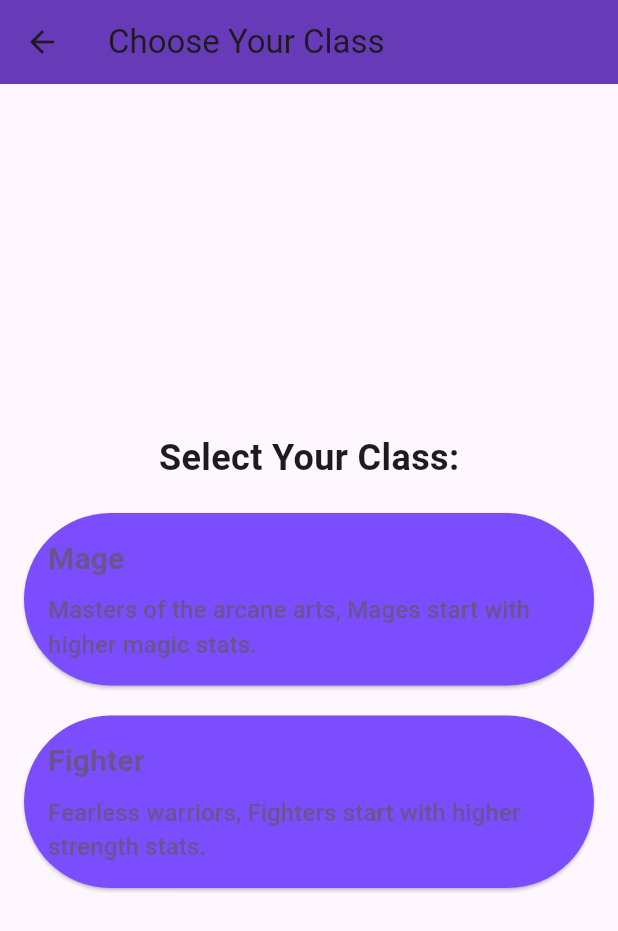
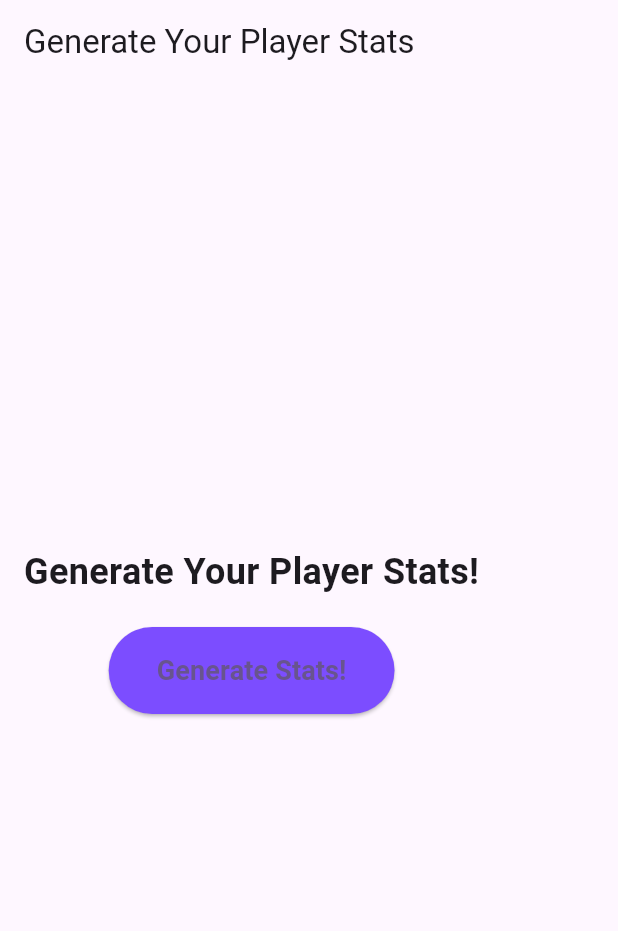
Before and after one commit to Sanins/flutter-training, a Flutter app: the MyHomePage screen opened directly, after a tap on "Go to Battle", on a phone screen of 412 x 824 dp. Shown: the top 931 px of the screen. Run offline on Flutter 3.47's test engine with Material 3 defaults, Android fonts, the phone set to English and light mode, and no system bars; our stand-ins replace shared_preferences; missing offline and left inert: amplify_api, amplify_auth_cognito, amplify_core, amplify_datastore, amplify_flutter; accounts and stored records are empty.

Commit message:
add logic for adding and using spells attacks etc.

```diff
--- a/lib/features/battle/screens/celebration.screen.dart
+++ b/lib/features/battle/screens/celebration.screen.dart
@@ -29,19 +29,16 @@ class CelebrationScreen extends StatelessWidget {
     Navigator.popUntil(context, (route) => route.isFirst);
   }
 
-  // Function to randomly select a potion
   String _getRandomPotion() {
     List<String> potions = [
       'Small Health Potion',
       'Small Mana Potion',
       'Small Action Potion',
     ];
-    // Randomly pick an item from the list
     final random = Random();
     return potions[random.nextInt(potions.length)];
   }
 
-  // Function to show a popup dialog with a random potion
   void _showRandomPotion(BuildContext context) {
     String randomPotion = _getRandomPotion();
     showDialog(
@@ -53,7 +50,7 @@ class CelebrationScreen extends StatelessWidget {
           actions: <Widget>[
             TextButton(
               onPressed: () {
-                Navigator.of(context).pop(); // Close the dialog
+                Navigator.of(context).pop();
               },
               child: const Text('OK'),
             ),
@@ -65,13 +62,14 @@ class CelebrationScreen extends StatelessWidget {
 
   @override
   Widget build(BuildContext context) {
-    // Show random potion after a slight delay when the screen loads
     Future.delayed(const Duration(milliseconds: 500), () {
       _showRandomPotion(context);
     });
 
     return Scaffold(
-      appBar: AppBar(title: const Text("Choose Your Reward")),
+      appBar: AppBar(
+          title: const Text("Choose Your Reward"),
+          automaticallyImplyLeading: false),
       body: Column(
         children: [
           Expanded(
--- a/lib/features/battle/screens/character_class_screen.dart
+++ /dev/null
@@ -1,107 +0,0 @@
-import 'package:flutter/material.dart';
-import '../../../models/player.dart';
-import './choose_ability_screen.dart';
-
-class ChooseClassScreen extends StatelessWidget {
-  const ChooseClassScreen({
-    super.key,
-    required this.player,
-  });
-  final Player player;
-
-  @override
-  Widget build(BuildContext context) {
-    return Scaffold(
-      appBar: AppBar(
-        title: const Text('Choose Your Class'),
-        backgroundColor: Colors.deepPurple,
-      ),
-      body: Padding(
-        padding: const EdgeInsets.all(16.0),
-        child: Column(
-          mainAxisAlignment: MainAxisAlignment.center,
-          children: [
-            const Text(
-              'Select Your Class:',
-              style: TextStyle(fontSize: 24, fontWeight: FontWeight.bold),
-            ),
-            const SizedBox(height: 20),
-            ClassButton(
-              className: 'Mage',
-              description:
-                  'Masters of the arcane arts, Mages start with higher magic stats.',
-              onPressed: () {
-                Navigator.push(
-                  context,
-                  MaterialPageRoute(
-                    builder: (context) => ChooseAbilityScreen(
-                      abilityChoices: abilities,
-                      player: player,
-                      battleNumber: 1,
-                    ),
-                  ),
-                );
-              },
-            ),
-            const SizedBox(height: 20),
-            ClassButton(
-              className: 'Fighter',
-              description:
-                  'Fearless warriors, Fighters start with higher strength stats.',
-              onPressed: () {
-                Navigator.push(
-                  context,
-                  MaterialPageRoute(
-                    builder: (context) => ChooseAbilityScreen(
-                      abilityChoices: abilities,
-                      player: player,
-                      battleNumber: 1,
-                    ),
-                  ),
-                );
-              },
-            ),
-          ],
-        ),
-      ),
-    );
-  }
-}
-
-class ClassButton extends StatelessWidget {
-  final String className;
-  final String description;
-  final VoidCallback onPressed;
-
-  const ClassButton({
-    super.key,
-    required this.className,
-    required this.description,
-    required this.onPressed,
-  });
-
-  @override
-  Widget build(BuildContext context) {
-    return ElevatedButton(
-      onPressed: onPressed,
-      style: ElevatedButton.styleFrom(
-        padding: const EdgeInsets.all(16),
-        backgroundColor: Colors.deepPurpleAccent,
-      ),
-      child: Column(
-        crossAxisAlignment: CrossAxisAlignment.start,
-        children: [
-          Text(
-            className,
-            style: const TextStyle(fontSize: 20, fontWeight: FontWeight.bold),
-          ),
-          const SizedBox(height: 8),
-          Text(
-            description,
-            style: const TextStyle(fontSize: 16),
-          ),
-        ],
-      ),
-    );
-  }
-}
--- a/lib/features/battle/screens/choose_ability_screen.dart
+++ b/lib/features/battle/screens/choose_ability_screen.dart
@@ -1,41 +1,14 @@
 import 'package:flutter/material.dart';
 import 'battle_screen.dart';
-import '../../../models/ability.dart';
 import '../../../models/player.dart';
-
-// Example abilities
-final abilities = [
-  Ability(
-    name: "Flaming Sword",
-    description: "Your attacks deal +25% fire damage.",
-    type: "Offensive",
-    rarity: 2,
-    applyEffect: (player) => player.attackPower *= 1.25,
-  ),
-  Ability(
-    name: "Shield of Aegis",
-    description: "Reduce damage taken by 15%.",
-    type: "Defensive",
-    rarity: 1,
-    applyEffect: (player) => player.damageReduction += 0.15,
-  ),
-  Ability(
-    name: "Lucky Charm",
-    description: "Increase critical hit chance by 10%.",
-    type: "Utility",
-    rarity: 2,
-    applyEffect: (player) => player.critChance += 0.1,
-  ),
-];
+import '../data/magic_abilities.dart';
 
 class ChooseAbilityScreen extends StatelessWidget {
-  final List<Ability> abilityChoices;
   final Player player;
   final int battleNumber;
 
   const ChooseAbilityScreen({
     super.key,
-    required this.abilityChoices,
     required this.player,
     required this.battleNumber,
   });
@@ -43,25 +16,27 @@ class ChooseAbilityScreen extends StatelessWidget {
   @override
   Widget build(BuildContext context) {
     return Scaffold(
-      appBar: AppBar(title: const Text("Choose Your Reward")),
+      appBar: AppBar(
+          title: const Text("Choose your starting abilities"),
+          automaticallyImplyLeading: false),
       body: ListView.builder(
-        itemCount: abilityChoices.length,
+        itemCount: abilitiesWithStats.length,
         itemBuilder: (context, index) {
-          final ability = abilityChoices[index];
+          final ability = abilitiesWithStats[index];
           return Card(
             child: ListTile(
               title: Text(ability.name),
               subtitle: Text(ability.description),
               trailing: Text(ability.type),
               onTap: () {
-                ability.applyEffect(player);
+                player.applyAbility(ability);
                 Navigator.pushReplacement(
                   context,
                   MaterialPageRoute(
                     builder: (context) =>
                         BattlePage(player: player, battleNumber: 1),
                   ),
-                ); // Navigate to BattleScreen
+                );
               },
             ),
           );
--- /dev/null
+++ b/lib/features/battle/screens/generate_player_screen.dart
@@ -0,0 +1,120 @@
+import 'package:flutter/material.dart';
+import '../../../models/player.dart';
+import './choose_ability_screen.dart';
+
+class GeneratePlayerScreen extends StatefulWidget {
+  const GeneratePlayerScreen({
+    super.key,
+    required this.player,
+  });
+
+  final Player player;
+
+  @override
+  _GeneratePlayerScreenState createState() => _GeneratePlayerScreenState();
+}
+
+class _GeneratePlayerScreenState extends State<GeneratePlayerScreen> {
+  bool statsGenerated = false;
+
+  void generateStats() {
+    setState(() {
+      widget.player.generateStats(bst: 300);
+      statsGenerated = true;
+    });
+  }
+
+  @override
+  Widget build(BuildContext context) {
+    return Scaffold(
+      appBar: AppBar(
+        title: const Text('Generate Your Player Stats'),
+        automaticallyImplyLeading: false,
+      ),
+      body: Padding(
+        padding: const EdgeInsets.all(16.0),
+        child: Column(
+          mainAxisAlignment: MainAxisAlignment.center,
+          children: [
+            if (!statsGenerated) ...[
+              const Text(
+                'Generate Your Player Stats!',
+                style: TextStyle(fontSize: 24, fontWeight: FontWeight.bold),
+                textAlign: TextAlign.center,
+              ),
+              const SizedBox(height: 20),
+              ElevatedButton(
+                onPressed: generateStats,
+                style: ElevatedButton.styleFrom(
+                  padding:
+                      const EdgeInsets.symmetric(vertical: 16, horizontal: 32),
+                  backgroundColor: Colors.deepPurpleAccent,
+                ),
+                child: const Text(
+                  'Generate Stats!',
+                  style: TextStyle(fontSize: 18, fontWeight: FontWeight.bold),
+                ),
+              ),
+            ],
+            const SizedBox(height: 40),
+            if (statsGenerated) ...[
+              const Text(
+                'Your Player Stats:',
+                style: TextStyle(fontSize: 20, fontWeight: FontWeight.bold),
+              ),
+              const SizedBox(height: 10),
+              _buildStatsDisplay(),
+              const SizedBox(height: 20),
+              ElevatedButton(
+                onPressed: () {
+                  Navigator.push(
+                    context,
+                    MaterialPageRoute(
+                      builder: (context) => ChooseAbilityScreen(
+                        player: widget.player,
+                        battleNumber: 1,
+                      ),
+                    ),
+                  );
+                },
+                style: ElevatedButton.styleFrom(
+                  padding:
+                      const EdgeInsets.symmetric(vertical: 16, horizontal: 32),
+                  backgroundColor: Colors.green,
+                ),
+                child: const Text(
+                  'Choose Starting Abilities',
+                  style: TextStyle(fontSize: 18, fontWeight: FontWeight.bold),
+                ),
+              ),
+            ],
+          ],
+        ),
+      ),
+    );
+  }
+
+  Widget _buildStatsDisplay() {
+    return Column(
+      crossAxisAlignment: CrossAxisAlignment.start,
+      children: [
+        _buildStatRow('Attack Power', widget.player.attackPower),
+        _buildStatRow('Defense', widget.player.defence),
+        _buildStatRow('Magic Defense', widget.player.magicDefence),
+        _buildStatRow('Speed', widget.player.speed),
+        _buildStatRow('Health', widget.player.health),
+        _buildStatRow('Critical Chance', widget.player.critChance * 100),
+      ],
+    );
+  }
+
+  Widget _buildStatRow(String statName, double statValue) {
+    return Padding(
+      padding: const EdgeInsets.symmetric(vertical: 4.0),
+      child: Text(
+        '$statName: ${statValue.toStringAsFixed(2)}',
+        style: const TextStyle(fontSize: 16),
+      ),
+    );
+  }
+}
--- a/lib/features/battle/screens/home_screen.dart
+++ b/lib/features/battle/screens/home_screen.dart
@@ -5,7 +5,7 @@ import 'package:amplify_api/amplify_api.dart';
 import '../../../models/User.dart';
 import '../../../models/player.dart';
 import '../../../models/item.dart';
-import './character_class_screen.dart';
+import 'generate_player_screen.dart';
 import './username_setup_screen.dart';
 import '../widgets/header.dart';
 
@@ -121,7 +121,7 @@ class _MyHomePageState extends State<MyHomePage> {
     Navigator.push(
       context,
       MaterialPageRoute(
-          builder: (context) => ChooseClassScreen(
+          builder: (context) => GeneratePlayerScreen(
                 player: player,
               )),
     );
--- a/lib/features/battle/utils/enemy_factory.dart
+++ b/lib/features/battle/utils/enemy_factory.dart
@@ -3,6 +3,9 @@ import '../../../models/enemy.dart';
 Enemy generateEnemy(int battleNumber) {
   return Enemy(
     name: 'Enemy #$battleNumber',
+    evasionRate: 0,
+    defence: 0,
+    magicDefence: 0,
     health: 100.0 + (battleNumber * 10),
     maxHealth: 100.0 + (battleNumber * 10),
     meleeDamage: 10.0 + (battleNumber * 2),
--- a/lib/features/battle/widgets/stats_drawer.dart
+++ b/lib/features/battle/widgets/stats_drawer.dart
@@ -14,24 +14,28 @@ class StatsDrawer extends StatelessWidget {
   Widget build(BuildContext context) {
     return Drawer(
       child: Padding(
-        padding: const EdgeInsets.all(16.0),
-        child: Column(
-          crossAxisAlignment: CrossAxisAlignment.start,
-          children: [
-            const Text(
-              'Stats',
-              style: TextStyle(fontSize: 30, fontWeight: FontWeight.bold),
-            ),
-            const SizedBox(height: 20),
-            Text('Health: $health HP'), // Display health here
-            const SizedBox(height: 20),
-            Text('Attack Power: ${player.attackPower.toStringAsFixed(2)}'),
-            Text('Crit Chance: ${player.critChance * 100}%'),
-            const SizedBox(height: 20),
-            // Add other stats as needed
-          ],
-        ),
-      ),
+          padding: const EdgeInsets.all(16.0),
+          child: Column(
+            crossAxisAlignment: CrossAxisAlignment.start,
+            children: [
+              _buildStatRow('Attack Power', player.attackPower),
+              _buildStatRow('Defense', player.defence),
+              _buildStatRow('Magic Defense', player.magicDefence),
+              _buildStatRow('Speed', player.speed),
+              _buildStatRow('Health', player.health),
+              _buildStatRow('Critical Chance', player.critChance * 100),
+            ],
+          )),
     );
   }
 }
+
+Widget _buildStatRow(String statName, double statValue) {
+  return Padding(
+    padding: const EdgeInsets.symmetric(vertical: 4.0),
+    child: Text(
+      '$statName: ${statValue.toStringAsFixed(2)}',
+      style: const TextStyle(fontSize: 16),
+    ),
+  );
+}
--- a/lib/models/ability.dart
+++ b/lib/models/ability.dart
@@ -1,18 +1,19 @@
-import 'player.dart';
-
 class Ability {
   final String name;
   final String description;
-  final String type; // 'Offensive', 'Defensive', 'Utility', 'Passive'
+  final bool utility;
+  final String type; // 'Offensive', 'Defensive', 'Utility', 'Magic', 'Passive'
   final int rarity; // 1 = Common, 2 = Rare, 3 = Epic
-  final Function(Player)
-      applyEffect; // A function to apply the effect in the game
+  final double? damage; // Optional for abilities with damage
+  final double? accuracy; // Optional for abilities with accuracy
 
   Ability({
     required this.name,
     required this.description,
     required this.type,
+    required this.utility,
     required this.rarity,
-    required this.applyEffect,
+    this.damage,
+    this.accuracy,
   });
 }
--- a/lib/models/enemy.dart
+++ b/lib/models/enemy.dart
@@ -3,12 +3,18 @@ class Enemy {
   double health;
   double maxHealth;
   double meleeDamage;
+  double evasionRate;
+  double defence;
+  double magicDefence;
 
   Enemy({
     required this.name,
     required this.health,
     required this.maxHealth,
     required this.meleeDamage,
+    required this.evasionRate,
+    required this.defence,
+    required this.magicDefence,
   });
 
   // Method to take damage
--- a/lib/models/player.dart
+++ b/lib/models/player.dart
@@ -1,18 +1,26 @@
+import 'dart:math';
+
 import 'ability.dart';
 
 class Player {
   String username = ''; // Store username here
   double attackPower = 10.0;
   double damageReduction = 0.0;
+  double defence = 0.0;
+  double magicDefence = 0.0;
+  double speed = 0.0;
   double critChance = 0.05; // 5% base critical hit chance
   double health = 100.0; // Initial health value
   double maxHealth = 100.0; // Maximum health value
+  List<Ability> abilities = [];
 
-  // Constructor for custom initialization
   Player({
     String? username,
     double? attackPower,
     double? damageReduction,
+    double? defence,
+    double? magicDefence,
+    double? speed,
     double? critChance,
     double? health,
     double? maxHealth,
@@ -25,7 +33,32 @@ class Player {
     this.maxHealth = maxHealth ?? this.maxHealth;
   }
 
-  // Method to take damage
+  /// Generate stats randomly with no specific focus
+  void generateStats({required int bst}) {
+    final rng = Random();
+
+    // Number of stats to distribute BST among
+    const int numStats =
+        5; // attackPower, defence, magicDefence, speed, and health
+
+    // Generate random weights for each stat
+    final weights = List.generate(numStats, (_) => rng.nextDouble());
+
+    // Normalize weights so their sum equals 1
+    final totalWeight = weights.reduce((a, b) => a + b);
+    final normalizedWeights = weights.map((w) => w / totalWeight).toList();
+
+    // Distribute BST based on normalized weights
+    attackPower = (bst * normalizedWeights[0]).roundToDouble();
+    defence = (bst * normalizedWeights[1]).roundToDouble();
+    magicDefence = (bst * normalizedWeights[2]).roundToDouble();
+    speed = (bst * normalizedWeights[3]).roundToDouble();
+    health = maxHealth = (bst * normalizedWeights[4]).roundToDouble();
+
+    // Add randomness to damage reduction
+    damageReduction = rng.nextDouble() * 0.2; // Cap at 20% reduction
+  }
+
   void takeDamage(double damage) {
     final effectiveDamage = damage * (1 - damageReduction);
     health -= effectiveDamage;
@@ -34,7 +67,6 @@ class Player {
     }
   }
 
-  // Method to heal
   void heal(double amount) {
     health += amount;
     if (health > maxHealth) {
@@ -43,6 +75,6 @@ class Player {
   }
 
   void applyAbility(Ability ability) {
-    ability.applyEffect(this);
+    abilities.add(ability); // Add ability to the player's list
   }
 }
```
Also changed, not shown: lib/features/battle/data/magic_abilities.dart (added, +22 -0 lines), lib/features/battle/screens/battle_screen.dart (+39 -21 lines), lib/features/battle/utils/battle_actions.dart (+4 -3 lines), lib/features/battle/data/offensive_abilities.dart (added), lib/features/battle/data/utility_abilities.dart (added).
